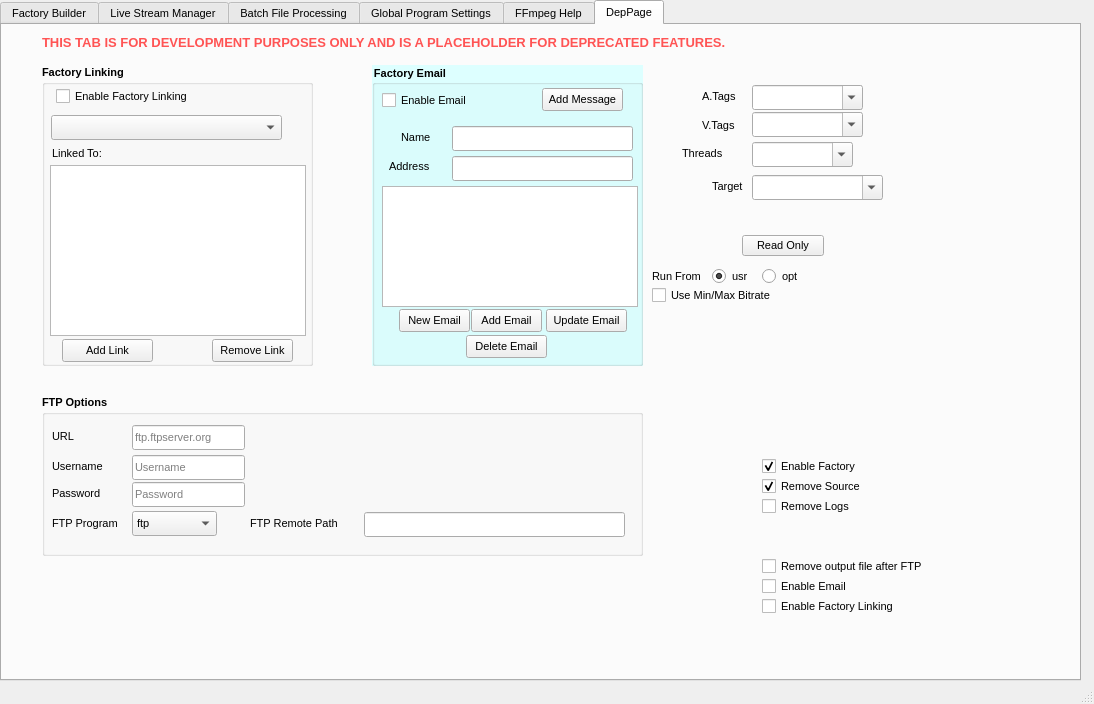
Qt form bin/FreeFactory-tabs.ui (lacojim/FreeFactoryQT) before a commit.
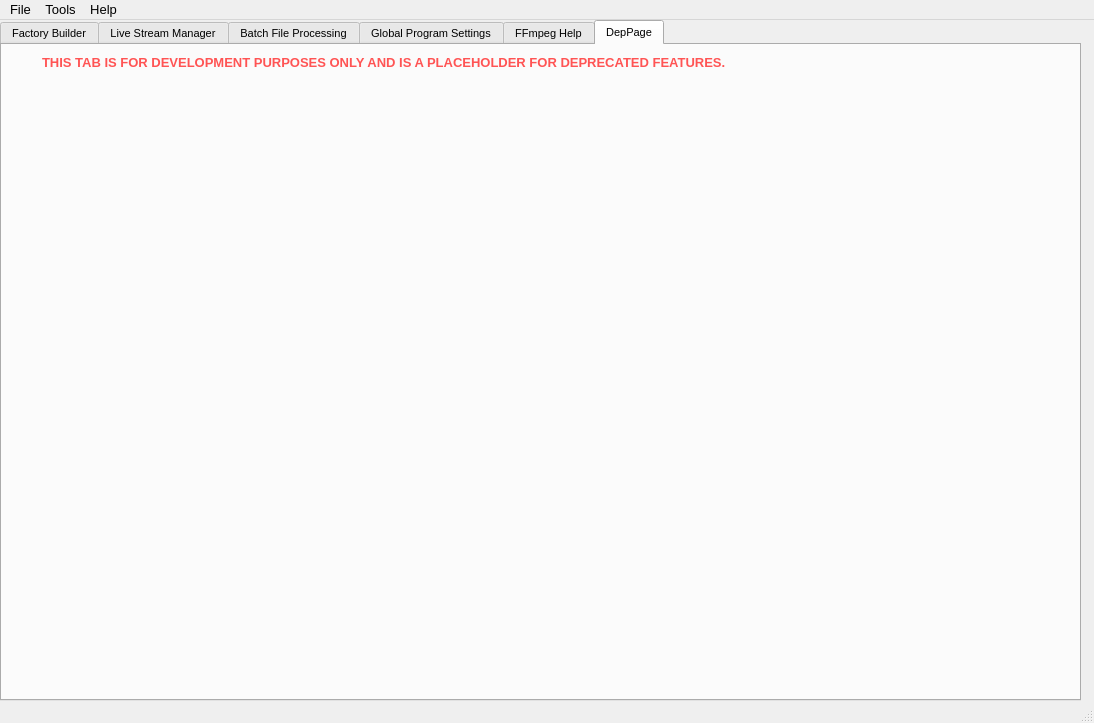
The same form after that commit. The open tabs and pages were chosen to show the change. Icons and pictures are not drawn. Custom widgets are drawn as their Qt base class.

The edit to the form file:
```diff
--- a/bin/FreeFactory-tabs.ui
+++ b/bin/FreeFactory-tabs.ui
@@ -7,7 +7,7 @@
     <x>0</x>
     <y>0</y>
     <width>1094</width>
-    <height>704</height>
+    <height>723</height>
    </rect>
   </property>
   <property name="windowTitle">
@@ -6702,1059 +6702,6 @@
      <attribute name="title">
       <string>DepPage</string>
      </attribute>
-     <widget class="QGroupBox" name="FactoryEmail">
-      <property name="geometry">
-       <rect>
-        <x>370</x>
-        <y>40</y>
-        <width>271</width>
-        <height>301</height>
-       </rect>
-      </property>
-      <property name="font">
-       <font>
-        <pointsize>8</pointsize>
-        <bold>true</bold>
-       </font>
-      </property>
-      <property name="styleSheet">
-       <string notr="true">QGroupBox {
-    background-color: #ddffff;
-}</string>
-      </property>
-      <property name="title">
-       <string>Factory Email</string>
-      </property>
-      <widget class="QCheckBox" name="EnableEmail">
-       <property name="geometry">
-        <rect>
-         <x>10</x>
-         <y>24</y>
-         <width>121</width>
-         <height>23</height>
-        </rect>
-       </property>
-       <property name="font">
-        <font>
-         <pointsize>8</pointsize>
-         <bold>false</bold>
-        </font>
-       </property>
-       <property name="text">
-        <string>Enable Email</string>
-       </property>
-      </widget>
-      <widget class="QLineEdit" name="EmailName">
-       <property name="geometry">
-        <rect>
-         <x>80</x>
-         <y>61</y>
-         <width>181</width>
-         <height>25</height>
-        </rect>
-       </property>
-       <property name="text">
-        <string/>
-       </property>
-      </widget>
-      <widget class="QLineEdit" name="EmailAddress">
-       <property name="geometry">
-        <rect>
-         <x>80</x>
-         <y>91</y>
-         <width>181</width>
-         <height>25</height>
-        </rect>
-       </property>
-       <property name="font">
-        <font>
-         <pointsize>8</pointsize>
-         <bold>false</bold>
-        </font>
-       </property>
-      </widget>
-      <widget class="QListWidget" name="ListFactoryEmails">
-       <property name="geometry">
-        <rect>
-         <x>10</x>
-         <y>121</y>
-         <width>256</width>
-         <height>121</height>
-        </rect>
-       </property>
-       <property name="font">
-        <font>
-         <pointsize>8</pointsize>
-         <bold>false</bold>
-        </font>
-       </property>
-      </widget>
-      <widget class="QLabel" name="l_EmailName">
-       <property name="geometry">
-        <rect>
-         <x>29</x>
-         <y>64</y>
-         <width>41</width>
-         <height>16</height>
-        </rect>
-       </property>
-       <property name="font">
-        <font>
-         <pointsize>8</pointsize>
-         <bold>false</bold>
-        </font>
-       </property>
-       <property name="text">
-        <string>Name</string>
-       </property>
-      </widget>
-      <widget class="QLabel" name="l_EmailName_2">
-       <property name="geometry">
-        <rect>
-         <x>17</x>
-         <y>93</y>
-         <width>61</width>
-         <height>16</height>
-        </rect>
-       </property>
-       <property name="font">
-        <font>
-         <pointsize>8</pointsize>
-         <bold>false</bold>
-        </font>
-       </property>
-       <property name="text">
-        <string>Address</string>
-       </property>
-      </widget>
-      <widget class="QPushButton" name="NewEmail">
-       <property name="geometry">
-        <rect>
-         <x>27</x>
-         <y>244</y>
-         <width>71</width>
-         <height>23</height>
-        </rect>
-       </property>
-       <property name="font">
-        <font>
-         <pointsize>8</pointsize>
-         <bold>false</bold>
-        </font>
-       </property>
-       <property name="toolTip">
-        <string>Creates a new email</string>
-       </property>
-       <property name="text">
-        <string>New Email</string>
-       </property>
-      </widget>
-      <widget class="QPushButton" name="AddEmail">
-       <property name="geometry">
-        <rect>
-         <x>99</x>
-         <y>244</y>
-         <width>71</width>
-         <height>23</height>
-        </rect>
-       </property>
-       <property name="font">
-        <font>
-         <pointsize>8</pointsize>
-         <bold>false</bold>
-        </font>
-       </property>
-       <property name="toolTip">
-        <string>The Factory must be saved to save any additions</string>
-       </property>
-       <property name="text">
-        <string>Add Email</string>
-       </property>
-      </widget>
-      <widget class="QPushButton" name="UpdateEmail">
-       <property name="geometry">
-        <rect>
-         <x>174</x>
-         <y>244</y>
-         <width>81</width>
-         <height>23</height>
-        </rect>
-       </property>
-       <property name="font">
-        <font>
-         <pointsize>8</pointsize>
-         <bold>false</bold>
-        </font>
-       </property>
-       <property name="toolTip">
-        <string>The Factory must be saved to save any changes</string>
-       </property>
-       <property name="text">
-        <string>Update Email</string>
-       </property>
-      </widget>
-      <widget class="QPushButton" name="DeleteEmail">
-       <property name="geometry">
-        <rect>
-         <x>94</x>
-         <y>270</y>
-         <width>81</width>
-         <height>23</height>
-        </rect>
-       </property>
-       <property name="font">
-        <font>
-         <pointsize>8</pointsize>
-         <bold>false</bold>
-        </font>
-       </property>
-       <property name="toolTip">
-        <string>The Factory must be saved to record any removals</string>
-       </property>
-       <property name="text">
-        <string>Delete Email</string>
-       </property>
-      </widget>
-      <widget class="QPushButton" name="AddEmailMessage">
-       <property name="geometry">
-        <rect>
-         <x>170</x>
-         <y>23</y>
-         <width>81</width>
-         <height>23</height>
-        </rect>
-       </property>
-       <property name="font">
-        <font>
-         <pointsize>8</pointsize>
-         <bold>false</bold>
-        </font>
-       </property>
-       <property name="toolTip">
-        <string>Add Message</string>
-       </property>
-       <property name="text">
-        <string>Add Message</string>
-       </property>
-      </widget>
-     </widget>
-     <widget class="QGroupBox" name="ftpoptions">
-      <property name="geometry">
-       <rect>
-        <x>40</x>
-        <y>370</y>
-        <width>601</width>
-        <height>161</height>
-       </rect>
-      </property>
-      <property name="font">
-       <font>
-        <pointsize>8</pointsize>
-        <bold>true</bold>
-       </font>
-      </property>
-      <property name="title">
-       <string>FTP Options</string>
-      </property>
-      <property name="flat">
-       <bool>false</bool>
-      </property>
-      <widget class="QLineEdit" name="FTPUrl">
-       <property name="geometry">
-        <rect>
-         <x>90</x>
-         <y>30</y>
-         <width>113</width>
-         <height>25</height>
-        </rect>
-       </property>
-       <property name="font">
-        <font>
-         <pointsize>8</pointsize>
-         <bold>false</bold>
-        </font>
-       </property>
-       <property name="placeholderText">
-        <string>ftp.ftpserver.org</string>
-       </property>
-      </widget>
-      <widget class="QLabel" name="l_FtpUrl">
-       <property name="geometry">
-        <rect>
-         <x>10</x>
-         <y>33</y>
-         <width>62</width>
-         <height>17</height>
-        </rect>
-       </property>
-       <property name="font">
-        <font>
-         <pointsize>8</pointsize>
-         <bold>false</bold>
-        </font>
-       </property>
-       <property name="text">
-        <string>URL</string>
-       </property>
-      </widget>
-      <widget class="QLineEdit" name="FTPUsername">
-       <property name="geometry">
-        <rect>
-         <x>90</x>
-         <y>60</y>
-         <width>113</width>
-         <height>25</height>
-        </rect>
-       </property>
-       <property name="font">
-        <font>
-         <pointsize>8</pointsize>
-         <bold>false</bold>
-        </font>
-       </property>
-       <property name="placeholderText">
-        <string>Username</string>
-       </property>
-      </widget>
-      <widget class="QLabel" name="l_FtpUser">
-       <property name="geometry">
-        <rect>
-         <x>10</x>
-         <y>63</y>
-         <width>81</width>
-         <height>17</height>
-        </rect>
-       </property>
-       <property name="font">
-        <font>
-         <pointsize>8</pointsize>
-         <bold>false</bold>
-        </font>
-       </property>
-       <property name="text">
-        <string>Username</string>
-       </property>
-      </widget>
-      <widget class="QLineEdit" name="FTPPassword">
-       <property name="geometry">
-        <rect>
-         <x>90</x>
-         <y>87</y>
-         <width>113</width>
-         <height>25</height>
-        </rect>
-       </property>
-       <property name="font">
-        <font>
-         <pointsize>8</pointsize>
-         <bold>false</bold>
-        </font>
-       </property>
-       <property name="placeholderText">
-        <string>Password</string>
-       </property>
-      </widget>
-      <widget class="QLabel" name="l_FtpPass">
-       <property name="geometry">
-        <rect>
-         <x>10</x>
-         <y>90</y>
-         <width>81</width>
-         <height>17</height>
-        </rect>
-       </property>
-       <property name="font">
-        <font>
-         <pointsize>8</pointsize>
-         <bold>false</bold>
-        </font>
-       </property>
-       <property name="text">
-        <string>Password</string>
-       </property>
-      </widget>
-      <widget class="QLabel" name="l_FtpProgram">
-       <property name="geometry">
-        <rect>
-         <x>10</x>
-         <y>120</y>
-         <width>101</width>
-         <height>17</height>
-        </rect>
-       </property>
-       <property name="font">
-        <font>
-         <pointsize>8</pointsize>
-         <bold>false</bold>
-        </font>
-       </property>
-       <property name="text">
-        <string>FTP Program</string>
-       </property>
-      </widget>
-      <widget class="QLabel" name="l_FtpRemotePath">
-       <property name="geometry">
-        <rect>
-         <x>208</x>
-         <y>120</y>
-         <width>131</width>
-         <height>17</height>
-        </rect>
-       </property>
-       <property name="font">
-        <font>
-         <pointsize>8</pointsize>
-         <bold>false</bold>
-        </font>
-       </property>
-       <property name="text">
-        <string>FTP Remote Path</string>
-       </property>
-      </widget>
-      <widget class="QLineEdit" name="FTPRemotePath">
-       <property name="geometry">
-        <rect>
-         <x>322</x>
-         <y>117</y>
-         <width>261</width>
-         <height>25</height>
-        </rect>
-       </property>
-       <property name="font">
-        <font>
-         <pointsize>8</pointsize>
-         <bold>false</bold>
-        </font>
-       </property>
-      </widget>
-      <widget class="QComboBox" name="FTPProgram">
-       <property name="enabled">
-        <bool>true</bool>
-       </property>
-       <property name="geometry">
-        <rect>
-         <x>90</x>
-         <y>116</y>
-         <width>85</width>
-         <height>25</height>
-        </rect>
-       </property>
-       <property name="font">
-        <font>
-         <pointsize>8</pointsize>
-         <bold>false</bold>
-        </font>
-       </property>
-       <property name="currentIndex">
-        <number>0</number>
-       </property>
-       <property name="placeholderText">
-        <string/>
-       </property>
-       <item>
-        <property name="text">
-         <string>ftp</string>
-        </property>
-       </item>
-       <item>
-        <property name="text">
-         <string>ncftp</string>
-        </property>
-       </item>
-       <item>
-        <property name="text">
-         <string>lftp</string>
-        </property>
-       </item>
-      </widget>
-     </widget>
-     <widget class="QGroupBox" name="groupBox_2">
-      <property name="geometry">
-       <rect>
-        <x>40</x>
-        <y>40</y>
-        <width>271</width>
-        <height>301</height>
-       </rect>
-      </property>
-      <property name="font">
-       <font>
-        <pointsize>8</pointsize>
-        <bold>true</bold>
-       </font>
-      </property>
-      <property name="title">
-       <string>Factory Linking</string>
-      </property>
-      <widget class="QCheckBox" name="EnableFactoryLinking">
-       <property name="geometry">
-        <rect>
-         <x>14</x>
-         <y>20</y>
-         <width>191</width>
-         <height>23</height>
-        </rect>
-       </property>
-       <property name="font">
-        <font>
-         <pointsize>8</pointsize>
-         <bold>false</bold>
-        </font>
-       </property>
-       <property name="text">
-        <string>Enable Factory Linking</string>
-       </property>
-      </widget>
-      <widget class="QListWidget" name="listLinkedFactories">
-       <property name="geometry">
-        <rect>
-         <x>8</x>
-         <y>100</y>
-         <width>256</width>
-         <height>171</height>
-        </rect>
-       </property>
-       <property name="font">
-        <font>
-         <pointsize>8</pointsize>
-         <bold>false</bold>
-        </font>
-       </property>
-      </widget>
-      <widget class="QComboBox" name="comboLinkedFactories">
-       <property name="enabled">
-        <bool>true</bool>
-       </property>
-       <property name="geometry">
-        <rect>
-         <x>9</x>
-         <y>50</y>
-         <width>231</width>
-         <height>25</height>
-        </rect>
-       </property>
-       <property name="font">
-        <font>
-         <pointsize>8</pointsize>
-         <bold>false</bold>
-        </font>
-       </property>
-       <property name="currentIndex">
-        <number>-1</number>
-       </property>
-       <property name="placeholderText">
-        <string/>
-       </property>
-      </widget>
-      <widget class="QLabel" name="l_LinkedToo">
-       <property name="geometry">
-        <rect>
-         <x>10</x>
-         <y>80</y>
-         <width>62</width>
-         <height>16</height>
-        </rect>
-       </property>
-       <property name="font">
-        <font>
-         <pointsize>8</pointsize>
-         <bold>false</bold>
-        </font>
-       </property>
-       <property name="text">
-        <string>Linked To:</string>
-       </property>
-      </widget>
-      <widget class="QPushButton" name="AddLink">
-       <property name="geometry">
-        <rect>
-         <x>20</x>
-         <y>274</y>
-         <width>91</width>
-         <height>23</height>
-        </rect>
-       </property>
-       <property name="font">
-        <font>
-         <pointsize>8</pointsize>
-         <bold>false</bold>
-        </font>
-       </property>
-       <property name="toolTip">
-        <string>Add Link: The Factory must already be saved to add any additions</string>
-       </property>
-       <property name="text">
-        <string>Add Link</string>
-       </property>
-      </widget>
-      <widget class="QPushButton" name="RemoveLink">
-       <property name="geometry">
-        <rect>
-         <x>170</x>
-         <y>274</y>
-         <width>81</width>
-         <height>23</height>
-        </rect>
-       </property>
-       <property name="font">
-        <font>
-         <pointsize>8</pointsize>
-         <bold>false</bold>
-        </font>
-       </property>
-       <property name="toolTip">
-        <string>Remove Link: The Factory must already be saved to record any removals</string>
-       </property>
-       <property name="text">
-        <string>Remove Link</string>
-       </property>
-      </widget>
-     </widget>
-     <widget class="QLabel" name="l_ATags">
-      <property name="geometry">
-       <rect>
-        <x>700</x>
-        <y>61</y>
-        <width>71</width>
-        <height>20</height>
-       </rect>
-      </property>
-      <property name="font">
-       <font>
-        <pointsize>8</pointsize>
-        <bold>false</bold>
-       </font>
-      </property>
-      <property name="text">
-       <string>A.Tags</string>
-      </property>
-     </widget>
-     <widget class="QLabel" name="l_Vtags">
-      <property name="geometry">
-       <rect>
-        <x>700</x>
-        <y>90</y>
-        <width>41</width>
-        <height>20</height>
-       </rect>
-      </property>
-      <property name="font">
-       <font>
-        <pointsize>8</pointsize>
-        <bold>false</bold>
-       </font>
-      </property>
-      <property name="text">
-       <string>V.Tags</string>
-      </property>
-     </widget>
-     <widget class="QComboBox" name="VideoTags">
-      <property name="enabled">
-       <bool>true</bool>
-      </property>
-      <property name="geometry">
-       <rect>
-        <x>750</x>
-        <y>87</y>
-        <width>111</width>
-        <height>25</height>
-       </rect>
-      </property>
-      <property name="font">
-       <font>
-        <pointsize>8</pointsize>
-        <bold>false</bold>
-       </font>
-      </property>
-      <property name="toolTip">
-       <string>Video Tags</string>
-      </property>
-      <property name="editable">
-       <bool>true</bool>
-      </property>
-      <property name="currentIndex">
-       <number>0</number>
-      </property>
-      <property name="placeholderText">
-       <string/>
-      </property>
-      <item>
-       <property name="text">
-        <string/>
-       </property>
-      </item>
-      <item>
-       <property name="text">
-        <string>dvc</string>
-       </property>
-      </item>
-      <item>
-       <property name="text">
-        <string>mp4v</string>
-       </property>
-      </item>
-      <item>
-       <property name="text">
-        <string>xd5b</string>
-       </property>
-      </item>
-     </widget>
-     <widget class="QComboBox" name="AudioTags">
-      <property name="enabled">
-       <bool>true</bool>
-      </property>
-      <property name="geometry">
-       <rect>
-        <x>750</x>
-        <y>60</y>
-        <width>111</width>
-        <height>25</height>
-       </rect>
-      </property>
-      <property name="font">
-       <font>
-        <pointsize>8</pointsize>
-        <bold>false</bold>
-       </font>
-      </property>
-      <property name="toolTip">
-       <string>Audio Tags</string>
-      </property>
-      <property name="editable">
-       <bool>true</bool>
-      </property>
-      <property name="currentIndex">
-       <number>0</number>
-      </property>
-      <property name="placeholderText">
-       <string/>
-      </property>
-      <item>
-       <property name="text">
-        <string/>
-       </property>
-      </item>
-      <item>
-       <property name="text">
-        <string>sowt</string>
-       </property>
-      </item>
-     </widget>
-     <widget class="QComboBox" name="Threads">
-      <property name="enabled">
-       <bool>true</bool>
-      </property>
-      <property name="geometry">
-       <rect>
-        <x>750</x>
-        <y>117</y>
-        <width>101</width>
-        <height>25</height>
-       </rect>
-      </property>
-      <property name="font">
-       <font>
-        <pointsize>8</pointsize>
-        <bold>false</bold>
-       </font>
-      </property>
-      <property name="toolTip">
-       <string>ffmpeg threads</string>
-      </property>
-      <property name="editable">
-       <bool>true</bool>
-      </property>
-      <property name="currentIndex">
-       <number>0</number>
-      </property>
-      <property name="placeholderText">
-       <string/>
-      </property>
-      <item>
-       <property name="text">
-        <string/>
-       </property>
-      </item>
-      <item>
-       <property name="text">
-        <string>1</string>
-       </property>
-      </item>
-      <item>
-       <property name="text">
-        <string>2</string>
-       </property>
-      </item>
-      <item>
-       <property name="text">
-        <string>4</string>
-       </property>
-      </item>
-      <item>
-       <property name="text">
-        <string>8</string>
-       </property>
-      </item>
-      <item>
-       <property name="text">
-        <string>16</string>
-       </property>
-      </item>
-      <item>
-       <property name="text">
-        <string>20</string>
-       </property>
-      </item>
-      <item>
-       <property name="text">
-        <string>24</string>
-       </property>
-      </item>
-      <item>
-       <property name="text">
-        <string>28</string>
-       </property>
-      </item>
-      <item>
-       <property name="text">
-        <string>32</string>
-       </property>
-      </item>
-     </widget>
-     <widget class="QLabel" name="l_Threads">
-      <property name="geometry">
-       <rect>
-        <x>680</x>
-        <y>120</y>
-        <width>62</width>
-        <height>17</height>
-       </rect>
-      </property>
-      <property name="font">
-       <font>
-        <pointsize>8</pointsize>
-        <bold>false</bold>
-       </font>
-      </property>
-      <property name="text">
-       <string>Threads</string>
-      </property>
-     </widget>
-     <widget class="QComboBox" name="VideoTarget">
-      <property name="enabled">
-       <bool>true</bool>
-      </property>
-      <property name="geometry">
-       <rect>
-        <x>750</x>
-        <y>150</y>
-        <width>131</width>
-        <height>25</height>
-       </rect>
-      </property>
-      <property name="font">
-       <font>
-        <pointsize>8</pointsize>
-        <bold>false</bold>
-       </font>
-      </property>
-      <property name="toolTip">
-       <string>Video Target</string>
-      </property>
-      <property name="editable">
-       <bool>true</bool>
-      </property>
-      <property name="currentIndex">
-       <number>0</number>
-      </property>
-      <property name="placeholderText">
-       <string/>
-      </property>
-      <item>
-       <property name="text">
-        <string/>
-       </property>
-      </item>
-      <item>
-       <property name="text">
-        <string>dvcprohd</string>
-       </property>
-      </item>
-      <item>
-       <property name="text">
-        <string>xdcamhd422</string>
-       </property>
-      </item>
-      <item>
-       <property name="text">
-        <string>ntsc-dvd</string>
-       </property>
-      </item>
-      <item>
-       <property name="text">
-        <string>pal-dvd</string>
-       </property>
-      </item>
-      <item>
-       <property name="text">
-        <string>film-dvd</string>
-       </property>
-      </item>
-      <item>
-       <property name="text">
-        <string>vcd</string>
-       </property>
-      </item>
-      <item>
-       <property name="text">
-        <string>svcd</string>
-       </property>
-      </item>
-      <item>
-       <property name="text">
-        <string>imx30</string>
-       </property>
-      </item>
-      <item>
-       <property name="text">
-        <string>imx50</string>
-       </property>
-      </item>
-     </widget>
-     <widget class="QLabel" name="l_Vtarget">
-      <property name="geometry">
-       <rect>
-        <x>710</x>
-        <y>153</y>
-        <width>62</width>
-        <height>17</height>
-       </rect>
-      </property>
-      <property name="font">
-       <font>
-        <pointsize>8</pointsize>
-        <bold>false</bold>
-       </font>
-      </property>
-      <property name="text">
-       <string>Target</string>
-      </property>
-     </widget>
-     <widget class="QPushButton" name="FactoryReadOnly">
-      <property name="geometry">
-       <rect>
-        <x>740</x>
-        <y>210</y>
-        <width>82</width>
-        <height>21</height>
-       </rect>
-      </property>
-      <property name="font">
-       <font>
-        <pointsize>8</pointsize>
-        <bold>false</bold>
-       </font>
-      </property>
-      <property name="toolTip">
-       <string>Set Factory to Read Only. (chmod 0644)</string>
-      </property>
-      <property name="text">
-       <string>Read Only</string>
-      </property>
-     </widget>
-     <widget class="QLabel" name="l_RunFrom">
-      <property name="geometry">
-       <rect>
-        <x>650</x>
-        <y>243</y>
-        <width>71</width>
-        <height>17</height>
-       </rect>
-      </property>
-      <property name="font">
-       <font>
-        <pointsize>8</pointsize>
-        <bold>false</bold>
-        <underline>false</underline>
-       </font>
-      </property>
-      <property name="toolTip">
-       <string>usr is the system install version, opt is a custom compiled version</string>
-      </property>
-      <property name="text">
-       <string>Run From</string>
-      </property>
-     </widget>
-     <widget class="QRadioButton" name="RunFromUsr">
-      <property name="geometry">
-       <rect>
-        <x>710</x>
-        <y>240</y>
-        <width>51</width>
-        <height>23</height>
-       </rect>
-      </property>
-      <property name="font">
-       <font>
-        <pointsize>8</pointsize>
-        <bold>false</bold>
-       </font>
-      </property>
-      <property name="text">
-       <string>usr</string>
-      </property>
-      <property name="checked">
-       <bool>true</bool>
-      </property>
-     </widget>
-     <widget class="QRadioButton" name="RunFromOpt">
-      <property name="geometry">
-       <rect>
-        <x>760</x>
-        <y>240</y>
-        <width>51</width>
-        <height>23</height>
-       </rect>
-      </property>
-      <property name="font">
-       <font>
-        <pointsize>8</pointsize>
-        <bold>false</bold>
-       </font>
-      </property>
-      <property name="text">
-       <string>opt</string>
-      </property>
-      <property name="checked">
-       <bool>false</bool>
-      </property>
-     </widget>
-     <widget class="QCheckBox" name="checkBox">
-      <property name="geometry">
-       <rect>
-        <x>650</x>
-        <y>260</y>
-        <width>121</width>
-        <height>20</height>
-       </rect>
-      </property>
-      <property name="font">
-       <font>
-        <pointsize>8</pointsize>
-        <bold>false</bold>
-       </font>
-      </property>
-      <property name="toolTip">
-       <string>This will lock the bitrate with minrate and maxrate values in the command string.
- ie: -b:v 50M -minrate 50M -maxrate 50M</string>
-      </property>
-      <property name="layoutDirection">
-       <enum>Qt::LayoutDirection::LeftToRight</enum>
-      </property>
-      <property name="text">
-       <string>Use Min/Max Bitrate</string>
-      </property>
-     </widget>
      <widget class="QLabel" name="L_DevelopementPlaceholder">
       <property name="geometry">
        <rect>
@@ -7774,130 +6721,62 @@
        <string>&lt;html&gt;&lt;head/&gt;&lt;body&gt;&lt;p&gt;&lt;span style=&quot; color:#ff5454;&quot;&gt;THIS TAB IS FOR DEVELOPMENT PURPOSES ONLY AND IS A PLACEHOLDER FOR DEPRECATED FEATURES.&lt;/span&gt;&lt;/p&gt;&lt;/body&gt;&lt;/html&gt;</string>
       </property>
      </widget>
-     <widget class="QCheckBox" name="EnableEmailGlobal">
-      <property name="geometry">
-       <rect>
-        <x>760</x>
-        <y>550</y>
-        <width>121</width>
-        <height>23</height>
-       </rect>
-      </property>
-      <property name="font">
-       <font>
-        <pointsize>8</pointsize>
-        <bold>false</bold>
-       </font>
-      </property>
-      <property name="text">
-       <string>Enable Email</string>
-      </property>
-     </widget>
-     <widget class="QCheckBox" name="EnableFactoryGlobal">
-      <property name="geometry">
-       <rect>
-        <x>760</x>
-        <y>430</y>
-        <width>141</width>
-        <height>23</height>
-       </rect>
-      </property>
-      <property name="font">
-       <font>
-        <pointsize>8</pointsize>
-        <bold>false</bold>
-       </font>
-      </property>
-      <property name="text">
-       <string>Enable Factory</string>
-      </property>
-      <property name="checked">
-       <bool>true</bool>
-      </property>
-     </widget>
-     <widget class="QCheckBox" name="RemoveLogsGlobal">
-      <property name="geometry">
-       <rect>
-        <x>760</x>
-        <y>470</y>
-        <width>131</width>
-        <height>23</height>
-       </rect>
-      </property>
-      <property name="font">
-       <font>
-        <pointsize>8</pointsize>
-        <bold>false</bold>
-       </font>
-      </property>
-      <property name="text">
-       <string>Remove Logs</string>
-      </property>
-     </widget>
-     <widget class="QCheckBox" name="FtpRemoveOutputGlobal">
-      <property name="geometry">
-       <rect>
-        <x>760</x>
-        <y>530</y>
-        <width>231</width>
-        <height>23</height>
-       </rect>
-      </property>
-      <property name="font">
-       <font>
-        <pointsize>8</pointsize>
-        <bold>false</bold>
-       </font>
-      </property>
-      <property name="text">
-       <string>Remove output file after FTP</string>
-      </property>
-     </widget>
-     <widget class="QCheckBox" name="FactoryLinkingGlobal">
-      <property name="geometry">
-       <rect>
-        <x>760</x>
-        <y>570</y>
-        <width>191</width>
-        <height>23</height>
-       </rect>
-      </property>
-      <property name="font">
-       <font>
-        <pointsize>8</pointsize>
-        <bold>false</bold>
-       </font>
-      </property>
-      <property name="text">
-       <string>Enable Factory Linking</string>
-      </property>
-     </widget>
-     <widget class="QCheckBox" name="RemoveSourceGlobal">
-      <property name="geometry">
-       <rect>
-        <x>760</x>
-        <y>450</y>
-        <width>141</width>
-        <height>23</height>
-       </rect>
-      </property>
-      <property name="font">
-       <font>
-        <pointsize>8</pointsize>
-        <bold>false</bold>
-       </font>
-      </property>
-      <property name="text">
-       <string>Remove Source</string>
-      </property>
-      <property name="checked">
-       <bool>true</bool>
-      </property>
-     </widget>
     </widget>
    </widget>
   </widget>
   <widget class="QStatusBar" name="statusbar"/>
+  <widget class="QMenuBar" name="menuBar">
+   <property name="geometry">
+    <rect>
+     <x>0</x>
+     <y>0</y>
+     <width>1094</width>
+     <height>19</height>
+    </rect>
+   </property>
+   <property name="font">
+    <font>
+     <pointsize>10</pointsize>
+    </font>
+   </property>
+   <widget class="QMenu" name="menuFile">
+    <property name="title">
+     <string>File</string>
+    </property>
+    <addaction name="actionNewFactory"/>
+    <addaction name="actionSaveFactory"/>
+    <addaction name="actionDeleteFactory"/>
+    <addaction name="actionExitProgram"/>
+   </widget>
+   <widget class="QMenu" name="menuTools">
+    <property name="font">
+     <font>
+      <pointsize>10</pointsize>
+     </font>
+    </property>
+    <property name="title">
+     <string>Tools</string>
+    </property>
+    <addaction name="actionOpenFactoryTools"/>
+   </widget>
+   <widget class="QMenu" name="menuHelp">
+    <property name="font">
+     <font>
+      <pointsize>10</pointsize>
+     </font>
+    </property>
+    <property name="title">
+     <string>Help</string>
+    </property>
+    <addaction name="actionFreeFactory_Manual"/>
+    <addaction name="actionAbout_QT"/>
+    <addaction name="actionAboutFFmpeg"/>
+    <addaction name="actionAboutFreeFactory"/>
+   </widget>
+   <addaction name="menuFile"/>
+   <addaction name="menuTools"/>
+   <addaction name="menuHelp"/>
+  </widget>
   <action name="actionNew_Factory">
    <property name="text">
     <string>New Factory</string>
```
Left out of the diff: 457 changed lines with no effect on the pictures.
